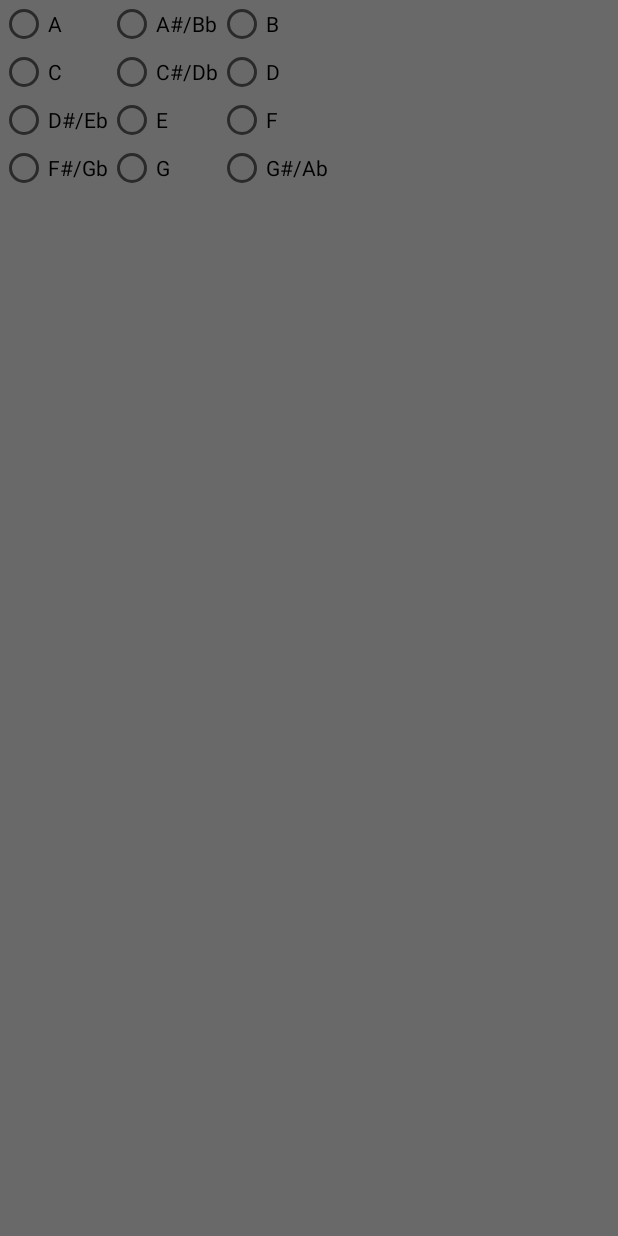
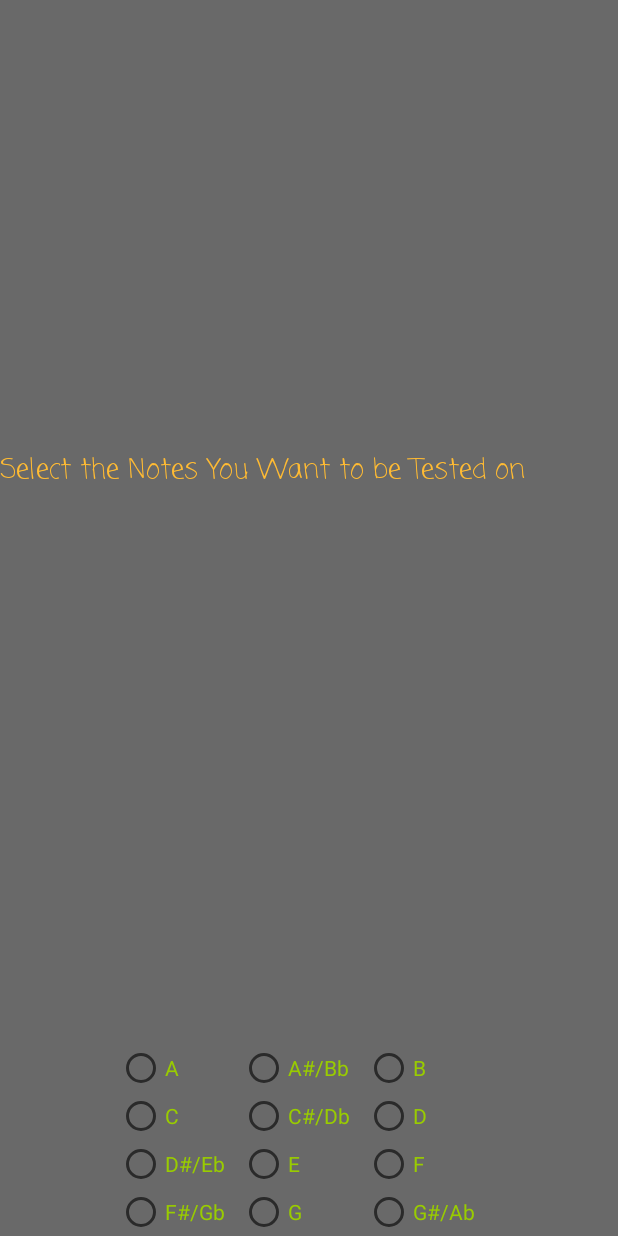
Before and after one commit to deancampagnolo/Learning-Tones, an Android app: the layout activity_name_that_tone_selector_screen.xml on its own in the app's theme, with its tools: preview values and no code run, on a phone screen of 412 x 824 dp. Run offline under Robolectric (Android 15) with nearby library versions, the phone set to English and light mode, and no system bars.

Commit message:
Fixed the bug that made the application not launch (declared a variable too early) Fixed the bug the made the selector screen options not list the actual values

```diff
--- a/app/src/main/AndroidManifest.xml
+++ b/app/src/main/AndroidManifest.xml
@@ -9,7 +9,7 @@
         android:roundIcon="@mipmap/ic_launcher_round"
         android:supportsRtl="true"
         android:theme="@style/Theme.AppCompat.DayNight.NoActionBar">
-        <activity android:name=".MainActivity">
+        <activity android:name=".NameThatToneSelectorScreen">
             <intent-filter>
                 <action android:name="android.intent.action.MAIN" />
 
@@ -17,7 +17,7 @@
             </intent-filter>
         </activity>
         <activity android:name=".NameThatTone" />
-        <activity android:name=".NameThatToneSelectorScreen"></activity>
+        <activity android:name=".MainActivity"></activity>
     </application>
 
 </manifest>
--- a/app/src/main/java/com/deancampagnolo/learningtones/MainActivity.java
+++ b/app/src/main/java/com/deancampagnolo/learningtones/MainActivity.java
@@ -1,13 +1,31 @@
 package com.deancampagnolo.learningtones;
 
+import android.content.Intent;
 import android.support.v7.app.AppCompatActivity;
 import android.os.Bundle;
+import android.view.View;
+import android.widget.Button;
 
 public class MainActivity extends AppCompatActivity {
+
+    Button nameThatToneButton;
 
     @Override
     protected void onCreate(Bundle savedInstanceState) {
         super.onCreate(savedInstanceState);
         setContentView(R.layout.activity_main);
+        nameThatToneButton = (Button)findViewById(R.id.nameThatToneButton);
+        nameThatToneButton.setOnClickListener(new View.OnClickListener(){
+            @Override
+            public void onClick(View v){
+                startActivity(new Intent(MainActivity.this, NameThatToneSelectorScreen.class));
+            }
+        });
+
     }
+
+
+    /*public void onClick(View v){
+
+    }*/
 }
--- a/app/src/main/res/layout/activity_main.xml
+++ b/app/src/main/res/layout/activity_main.xml
@@ -55,7 +55,7 @@
             android:layout_width="wrap_content"
             android:layout_height="wrap_content"
 
-            android:text="@string/nameThatToneTitle" />
+            android:text="Name That Tone!" />
     </GridLayout>
 
     <TextView
--- a/app/src/main/res/layout/activity_name_that_tone.xml
+++ b/app/src/main/res/layout/activity_name_that_tone.xml
@@ -7,4 +7,23 @@
     android:background = "#ADD8E6"
     tools:context="com.deancampagnolo.learningtones.NameThatTone">
 
+    <TextView
+        android:id="@+id/NameThatToneTitle"
+        android:layout_width="wrap_content"
+        android:layout_height="wrap_content"
+        android:fontFamily="casual"
+        android:text="@string/nameThatToneTitle"
+        android:textSize="36sp"
+        android:layout_marginTop="39dp"
+        android:layout_alignParentTop="true"
+        android:layout_centerHorizontal="true" />
+
+    <TextView
+        android:id="@+id/tempRadioWorkChecker"
+        android:layout_width="wrap_content"
+        android:layout_height="wrap_content"
+        android:layout_below="@+id/NameThatToneTitle"
+        android:layout_centerHorizontal="true"
+        android:layout_marginTop="109dp"
+        android:text="TextView" />
 </android.widget.RelativeLayout>
--- a/app/src/main/res/layout/activity_name_that_tone_selector_screen.xml
+++ b/app/src/main/res/layout/activity_name_that_tone_selector_screen.xml
@@ -1,5 +1,5 @@
 <?xml version="1.0" encoding="utf-8"?>
-<android.support.constraint.ConstraintLayout xmlns:android="http://schemas.android.com/apk/res/android"
+<android.widget.RelativeLayout xmlns:android="http://schemas.android.com/apk/res/android"
     xmlns:app="http://schemas.android.com/apk/res-auto"
     xmlns:tools="http://schemas.android.com/tools"
     android:layout_width="match_parent"
@@ -7,32 +7,55 @@
     android:background = "#696969"
     tools:context="com.deancampagnolo.learningtones.NameThatToneSelectorScreen">
 
+    <TextView
+        android:id="@+id/SSRadioText"
+        android:layout_width="wrap_content"
+        android:layout_height="wrap_content"
+        android:fontFamily="casual"
+        android:text="@string/SelectorScreenButtonSelectionInstructions"
+        android:textColor="@android:color/holo_orange_light"
+        android:textSize="18sp"
+        android:layout_marginTop="300dp"
+        tools:text="@string/SelectorScreenButtonSelectionInstructions" />
+
     <GridLayout
-        android:layout_width="368dp"
-        android:layout_height="551dp"
-        tools:layout_editor_absoluteX="8dp"
-        tools:layout_editor_absoluteY="329dp">
+        android:layout_width="wrap_content"
+        android:layout_height="wrap_content"
+
+
+        android:layout_alignParentBottom="true"
+        android:layout_alignParentLeft="true"
+        android:layout_alignParentStart="true"
+        android:layout_marginLeft="68dp"
+        android:layout_marginStart="68dp"
+        android:columnCount="3">
 
 
         <RadioButton
             android:id="@+id/aRadio"
             android:layout_width="wrap_content"
             android:layout_height="wrap_content"
-            android:text="RadioButton"
+            android:layout_marginLeft="10dp"
+            android:text="@string/aNote"
+            android:textColor="@android:color/holo_green_light"
             tools:text="@string/aNote" />
 
         <RadioButton
             android:id="@+id/asRadio"
             android:layout_width="wrap_content"
             android:layout_height="wrap_content"
-            android:text="RadioButton"
+            android:layout_marginLeft="10dp"
+            android:text="@string/asNote"
+            android:textColor="@android:color/holo_green_light"
             tools:text="@string/asNote" />
 
         <RadioButton
             android:id="@+id/bRadio"
             android:layout_width="wrap_content"
             android:layout_height="wrap_content"
-            android:text="RadioButton"
+            android:layout_marginLeft="10dp"
+            android:text="@string/bNote"
+            android:textColor="@android:color/holo_green_light"
             tools:text="@string/bNote" />
 
         <RadioButton
@@ -40,22 +63,28 @@
             android:layout_width="wrap_content"
             android:layout_height="wrap_content"
             android:layout_column="0"
+            android:layout_marginLeft="10dp"
             android:layout_row="1"
-            android:text="RadioButton"
+            android:text="@string/cNote"
+            android:textColor="@android:color/holo_green_light"
             tools:text="@string/cNote" />
 
         <RadioButton
             android:id="@+id/csRadio"
             android:layout_width="wrap_content"
             android:layout_height="wrap_content"
-            android:text="RadioButton"
+            android:layout_marginLeft="10dp"
+            android:text="@string/csNote"
+            android:textColor="@android:color/holo_green_light"
             tools:text="@string/csNote" />
 
         <RadioButton
             android:id="@+id/dRadio"
             android:layout_width="wrap_content"
             android:layout_height="wrap_content"
-            android:text="RadioButton"
+            android:layout_marginLeft="10dp"
+            android:text="@string/dNote"
+            android:textColor="@android:color/holo_green_light"
             tools:text="@string/dNote" />
 
         <RadioButton
@@ -63,22 +92,28 @@
             android:layout_width="wrap_content"
             android:layout_height="wrap_content"
             android:layout_column="0"
+            android:layout_marginLeft="10dp"
             android:layout_row="2"
-            android:text="RadioButton"
+            android:text="@string/dsNote"
+            android:textColor="@android:color/holo_green_light"
             tools:text="@string/dsNote" />
 
         <RadioButton
             android:id="@+id/eRadio"
             android:layout_width="wrap_content"
             android:layout_height="wrap_content"
-            android:text="RadioButton"
+            android:layout_marginLeft="10dp"
+            android:text="@string/eNote"
+            android:textColor="@android:color/holo_green_light"
             tools:text="@string/eNote" />
 
         <RadioButton
             android:id="@+id/fRadio"
             android:layout_width="wrap_content"
             android:layout_height="wrap_content"
-            android:text="RadioButton"
+            android:layout_marginLeft="10dp"
+            android:text="@string/fNote"
+            android:textColor="@android:color/holo_green_light"
             tools:text="@string/fNote" />
 
         <RadioButton
@@ -86,23 +121,29 @@
             android:layout_width="wrap_content"
             android:layout_height="wrap_content"
             android:layout_column="0"
+            android:layout_marginLeft="10dp"
             android:layout_row="3"
-            android:text="RadioButton"
+            android:text="@string/fsNote"
+            android:textColor="@android:color/holo_green_light"
             tools:text="@string/fsNote" />
 
         <RadioButton
             android:id="@+id/gRadio"
             android:layout_width="wrap_content"
             android:layout_height="wrap_content"
-            android:text="RadioButton"
+            android:layout_marginLeft="10dp"
+            android:text="@string/gNote"
+            android:textColor="@android:color/holo_green_light"
             tools:text="@string/gNote" />
 
         <RadioButton
             android:id="@+id/gsRadio"
             android:layout_width="wrap_content"
             android:layout_height="wrap_content"
-            android:text="RadioButton"
+            android:layout_marginLeft="10dp"
+            android:text="@string/gsNote"
+            android:textColor="@android:color/holo_green_light"
             tools:text="@string/gsNote" />
 
     </GridLayout>
-</android.support.constraint.ConstraintLayout>
+</android.widget.RelativeLayout>
--- a/app/src/main/res/values/strings.xml
+++ b/app/src/main/res/values/strings.xml
@@ -13,7 +13,8 @@
     <string name="fsNote">F#/Gb</string>
     <string name="gNote">G</string>
     <string name="gsNote">G#/Ab</string>
-
+    <string name="SelectorScreenButtonSelectionInstructions">Select the Notes You Want to be Tested on</string>
+    <string name="nameThatToneTitle">Name That Tone</string>
 
 
 </resources>
```
